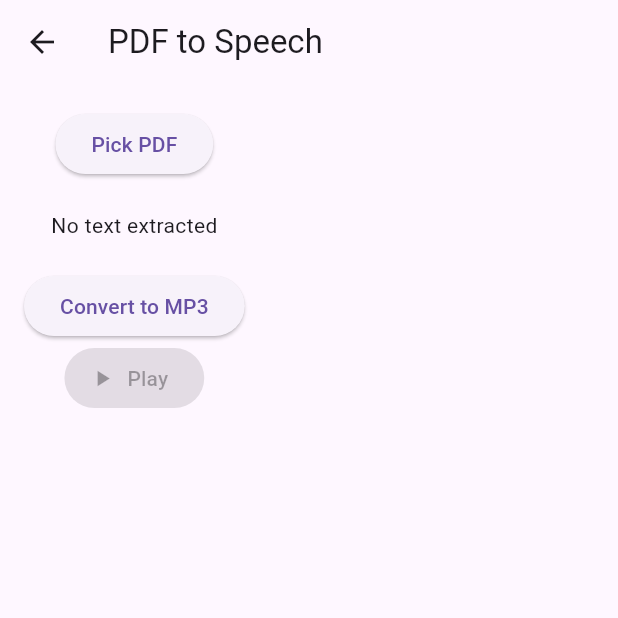
After one commit to yassine635/hear_learn, a Flutter app: the PDFToSpeechScreen screen opened by its route, after a tap on "Pick PDF", on a phone screen of 412 x 824 dp, the top half of it. The commit adds this screen. Run offline on Flutter 3.47's test engine with Material 3 defaults, Android fonts, the light colour scheme and no system bars; our stand-ins replace audioplayers, cloud_firestore, file_picker, firebase_auth, firebase_core, flutter_tts; missing offline and left inert: ffmpeg_kit_flutter_full_gpl, google_mlkit_text_recognition, pdf_render, syncfusion_flutter_pdf; accounts and stored records are empty; network calls fail.

Commit message:
EMERGENCY BUTTON AND TTS IMPLIMENTATION

```diff
--- /dev/null
+++ b/lib/STT_TTS/TTS.DART/PDFToSpeechScreen.dart
@@ -0,0 +1,127 @@
+import 'dart:io';
+import 'package:flutter/material.dart';
+import 'package:file_picker/file_picker.dart';
+
+import 'package:audioplayers/audioplayers.dart';
+import 'package:hear_learn1/STT_TTS/TTS.DART/TextToSpeechService.dart';
+class PDFToSpeechScreen extends StatefulWidget {
+  @override
+  _PDFToSpeechScreenState createState() => _PDFToSpeechScreenState();
+}
+
+class _PDFToSpeechScreenState extends State<PDFToSpeechScreen> {
+  final TextToSpeechService ttsService = TextToSpeechService();
+  String extractedText = "";
+  String? savedFilePath;
+  bool isSpeaking = false;
+
+
+  Future<void> togglePlayPause() async {
+  if (isSpeaking) {
+    await ttsService.tts.pause();
+    setState(() => isSpeaking = false);
+  } else {
+    await ttsService.tts.setSpeechRate(0.4);
+    await ttsService.tts.setPitch(1.2);
+    await ttsService.tts.speak(extractedText);
+    setState(() => isSpeaking = true);
+  }
+}
+
+
+  Future<void> pickPDF() async {
+  FilePickerResult? result = await FilePicker.platform.pickFiles(
+    type: FileType.custom,
+    allowedExtensions: ['pdf'],
+  );
+
+  if (result != null) {
+    File pdfFile = File(result.files.single.path!);
+    String text = await ttsService.extractTextFromPDF(pdfFile);
+
+    if (text == "__USE_OCR__") {
+      // Show message to user
+      ScaffoldMessenger.of(context).showSnackBar(
+        SnackBar(content: Text("📷 This file is scanned. Using OCR. Please wait...")),
+      );
+
+      // 👇 Call your OCR method here
+      text = await ttsService.extractTextUsingOCR(pdfFile);
+    }
+
+    setState(() {
+      extractedText = text;
+    });
+  }
+}
+
+
+ Future<void> textToMp3() async {
+  if (extractedText.isNotEmpty) {
+
+    String? wavPath = await ttsService.convertTextToSpeech(extractedText);
+
+    if (wavPath != null) {
+
+      String? mp3Path = await ttsService.convertWavToMp3(wavPath);
+
+      if (mp3Path != null) {
+
+        final player = AudioPlayer();
+        await player.play(DeviceFileSource(mp3Path));
+
+
+        ScaffoldMessenger.of(context).showSnackBar(
+          SnackBar(content: Text("🎧 Playing MP3...")),
+        );
+      } else {
+        ScaffoldMessenger.of(context).showSnackBar(
+          SnackBar(content: Text("⚠️ Failed to convert to MP3")),
+        );
+      }
+    } else {
+      ScaffoldMessenger.of(context).showSnackBar(
+        SnackBar(content: Text("⚠️ Failed to generate WAV file")),
+      );
+    }
+  } else {
+    ScaffoldMessenger.of(context).showSnackBar(
+      SnackBar(content: Text("❗No text to convert")),
+    );
+  }
+}
+
+
+
+  @override
+  Widget build(BuildContext context) {
+    return Scaffold(
+      appBar: AppBar(title: Text("PDF to Speech")),
+      body: Padding(
+        padding: EdgeInsets.all(16),
+        child: Column(
+          children: [
+            ElevatedButton(
+              onPressed: pickPDF,
+              child: Text("Pick PDF"),
+            ),
+            SizedBox(height: 20),
+            extractedText.isNotEmpty
+                ? Expanded(child: SingleChildScrollView(child: Text(extractedText)))
+                : Text("No text extracted"),
+            SizedBox(height: 20),
+            ElevatedButton(
+              onPressed: textToMp3,
+              child: Text("Convert to MP3"),
+            ),
+            ElevatedButton.icon(
+            onPressed: extractedText.isNotEmpty ? togglePlayPause : null,
+            icon: Icon(isSpeaking ? Icons.pause : Icons.play_arrow),
+            label: Text(isSpeaking ? "Pause" : "Play"),
+          ),
+          ],
+        ),
+      ),
+    );
+  }
+}
--- a/lib/home/fonctionalite_screen.dart
+++ b/lib/home/fonctionalite_screen.dart
@@ -107,6 +107,7 @@ class _FonctionaliteState extends State<Fonctionalite> {
             ),
             const SizedBox(height: 20),
             _buildButton("Espace d'éducation", Icons.book, navigateToModule,showForUser: true),
+            _buildButton("créer un quiz", Icons.computer_sharp, () {},showForUser: !whattype()),
             _buildButton("Reconnaissance couleur", Icons.color_lens, () {},showForUser: whattype()),
             _buildButton("Reconnaissance de billets", Icons.money, () {},showForUser: whattype()),
             _buildButton("Bouton d'urgence", Icons.phone, () {
@@ -136,7 +137,7 @@ class _FonctionaliteState extends State<Fonctionalite> {
             child: ElevatedButton(
               onPressed: onPressed,
               child: ListTile(
-                leading: Icon(icon, color: Colors.black),
+                leading: Icon(icon, color: Colors.black,size: 40,),
                 title: Text(
                   text,
                   style: const TextStyle(
--- a/lib/screanses/espace_student/emrgency/emergency_screen_enterise.dart
+++ b/lib/screanses/espace_student/emrgency/emergency_screen_enterise.dart
@@ -63,7 +63,7 @@ class EmergencyScreenEnterise extends StatelessWidget {
                     friend: friendController.text.trim(),
                     choice: choiceController.text.trim(),
                   );
-                  // Optional: Show success snackbar
+
                   ScaffoldMessenger.of(context).showSnackBar(
                     const SnackBar(content: Text("Emergency numbers saved!")),
                   );
@@ -77,7 +77,7 @@ class EmergencyScreenEnterise extends StatelessWidget {
     );
   }
 
-  // Build a custom TextField
+
   Widget _buildTextField(
     BuildContext context,
     TextEditingController controller,
--- a/lib/screanses/sign_in_and_sign_up/log_in_screen.dart
+++ b/lib/screanses/sign_in_and_sign_up/log_in_screen.dart
@@ -109,7 +109,7 @@ class _LoginScreenState extends State<LoginScreen> {
     return Container(
       width: MediaQuery.of(context).size.width * 0.9,
       padding:
-          EdgeInsets.symmetric(horizontal: 20), // Centering text inside field
+          EdgeInsets.symmetric(horizontal: 20),
       decoration: BoxDecoration(
         color: const Color.fromARGB(255, 245, 255, 233),
         borderRadius: BorderRadius.circular(15),
@@ -131,7 +131,7 @@ class _LoginScreenState extends State<LoginScreen> {
 
   Widget _buildButton(String text, Color? color, VoidCallback onPressed) {
     return SizedBox(
-      width: MediaQuery.of(context).size.width * 0.9, // Centering the button
+      width: MediaQuery.of(context).size.width * 0.9,
       height: 60,
       child: ElevatedButton(
         onPressed: onPressed,
```
Also changed, not shown: lib/STT_TTS/TTS.DART/TextToSpeechService.dart (added, +116 -0 lines), lib/data/cheker.dart (+4 -4 lines), lib/main.dart (+7 -4 lines), lib/screanses/espace_student/emrgency/emergency_screen.dart (+6 -6 lines), lib/screanses/sign_in_and_sign_up/signup_prof_screen.dart (+4 -4 lines), pubspec.yaml (+11 -3 lines), pubspec.lock, 6 other files.
